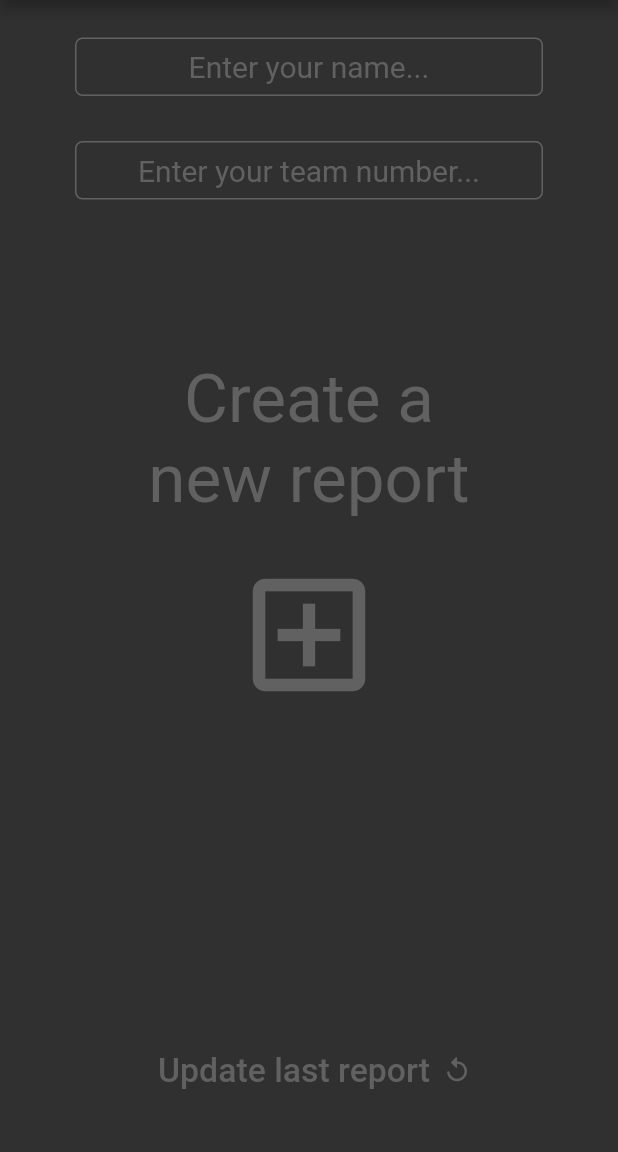
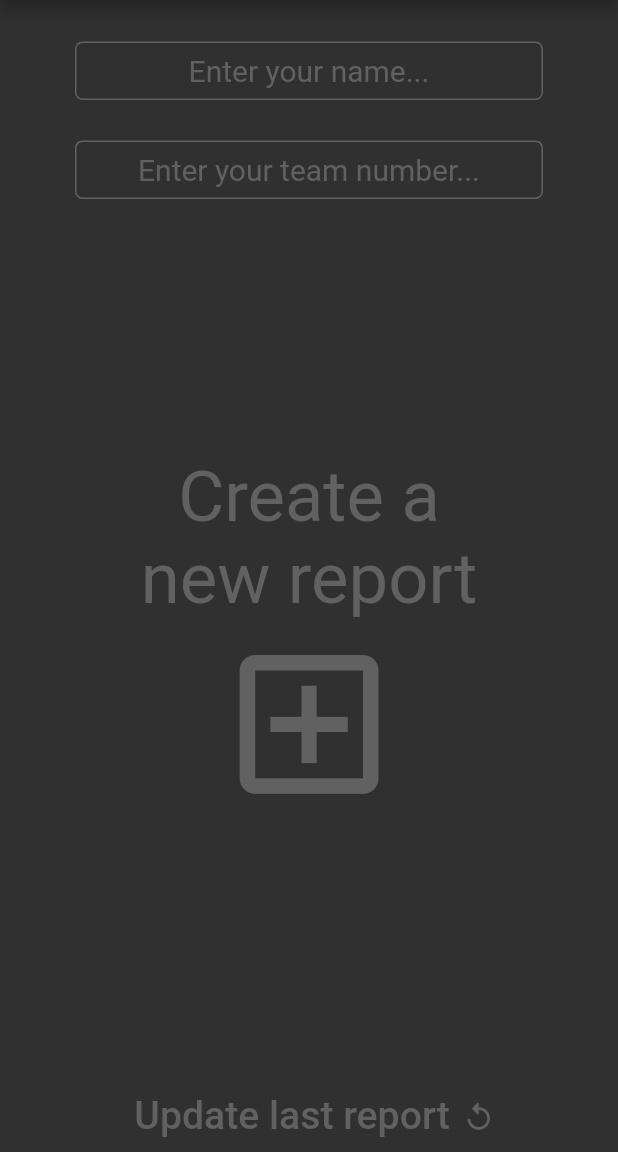
Before and after one commit to Sufilevy/HamosadScoutingApp, a Flutter app: the screen it shows after launch, on a phone screen of 412 x 824 dp, the part 84-1236 px from its top. Run offline on Flutter 3.47's test engine with Material 2 defaults, Android fonts, the phone set to English and light mode, and no system bars; our stand-ins replace firebase_core, firebase_database, google_fonts; accounts and stored records are empty; Roboto replaces fonts that are missing (Abel); project files that could hold a hidden picture were left out.

Commit message:
Proper sizing and widget positioning in home page

```diff
--- a/lib/pages/home_page.dart
+++ b/lib/pages/home_page.dart
@@ -42,6 +42,11 @@ class _HomePageState extends State<HomePage> {
 
   @override
   Widget build(BuildContext context) {
+    bool keyboardVisible = MediaQuery.of(context).viewInsets.bottom > 0;
+    final double screenWidth = MediaQuery.of(context).size.width;
+    final double screenHeight = MediaQuery.of(context).size.height;
+    final double screenSize = (screenHeight * screenWidth) / 1000;
+
     return Scaffold(
       appBar: PageAppBar(
         title: "",
@@ -82,32 +87,31 @@ class _HomePageState extends State<HomePage> {
           mainAxisAlignment: MainAxisAlignment.center,
           children: [
             Expanded(
-              flex: 2,
+              flex: 8,
               child: Column(
                 children: [
-                  const SizedBox(height: 20),
+                  SizedBox(height: screenSize / 15),
                   reporterName,
-                  const SizedBox(height: 20),
+                  SizedBox(height: screenSize / 20),
                   reporterTeam,
                 ],
               ),
             ),
             Expanded(
-              flex: 4,
+              flex: 11,
               child: Column(
                 children: [
-                  const SizedBox(height: 20),
                   Text(
                     "Create a\nnew report",
                     textAlign: TextAlign.center,
-                    style: AppFont(size: 45, color: Colors.grey.shade700)
+                    style: AppFont(
+                            size: screenSize / 7.2, color: Colors.grey.shade700)
                         .getFont(),
                   ),
-                  const SizedBox(height: 20),
                   IconButton(
                     icon: const Icon(Icons.add_box_outlined),
                     tooltip: "Create a new report",
-                    iconSize: 100,
+                    iconSize: screenSize / 2.75,
                     color: Colors.grey.shade700,
                     onPressed: () {
                       widget.reporterNameData.value =
@@ -188,9 +192,8 @@ class _HomePageState extends State<HomePage> {
                 ],
               ),
             ),
-            Expanded(
-              flex: 1,
-              child: Row(
+            !keyboardVisible
+                ? Row(
                     mainAxisAlignment: MainAxisAlignment.center,
                     children: [
                       TextButton(
@@ -206,7 +209,8 @@ class _HomePageState extends State<HomePage> {
                                 buttons: [
                                   PopupDialogButton(
                                     text: "OK",
-                                onPressed: () => Navigator.of(context).pop(),
+                                    onPressed: () =>
+                                        Navigator.of(context).pop(),
                                   )
                                 ],
                               ),
@@ -230,18 +234,20 @@ class _HomePageState extends State<HomePage> {
                         child: Text(
                           "Update last report",
                           textAlign: TextAlign.center,
-                      style: AppFont(size: 22.5, color: Colors.grey.shade700)
+                          style: AppFont(
+                                  size: screenSize / 13,
+                                  color: Colors.grey.shade700)
                               .getFont(),
                         ),
                       ),
                       Icon(
                         Icons.replay_rounded,
                         color: Colors.grey.shade700,
-                    size: 20,
+                        size: screenSize / 15,
                       ),
                     ],
-              ),
-            ),
+                  )
+                : Container(),
           ],
         ),
       ),
--- a/pubspec.yaml
+++ b/pubspec.yaml
@@ -15,7 +15,7 @@ publish_to: 'none' # Remove this line if you wish to publish to pub.dev
 # In iOS, build-name is used as CFBundleShortVersionString while build-number used as CFBundleVersion.
 # Read more about iOS versioning at
 # https://developer.apple.com/library/archive/documentation/General/Reference/InfoPlistKeyReference/Articles/CoreFoundationKeys.html
-version: 1.1.1+1
+version: 1.1.2+1
 
 environment:
   sdk: ">=2.16.0 <3.0.0"
```
Lines whose indentation alone changed are shown as unchanged.
